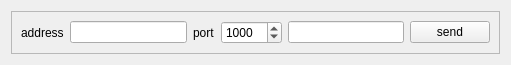
RinatB2017/mega_GIT, file Qt/my_old_programm/Ethernet/TCP_Client/src/tcp_client_mainbox/ui/tcp_client_mainbox.ui: the form before one commit.
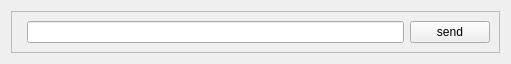
The form after the commit. Custom widgets are drawn as their Qt base class.

Patch:
```diff
--- a/Qt/my_old_programm/Ethernet/TCP_Client/src/tcp_client_mainbox/ui/tcp_client_mainbox.ui
+++ b/Qt/my_old_programm/Ethernet/TCP_Client/src/tcp_client_mainbox/ui/tcp_client_mainbox.ui
@@ -24,41 +24,7 @@
      </property>
      <layout class="QHBoxLayout" name="horizontalLayout">
       <item>
-       <widget class="QLabel" name="label">
-        <property name="text">
-         <string>address</string>
-        </property>
-       </widget>
-      </item>
-      <item>
-       <widget class="QLineEdit" name="le_address">
-        <property name="minimumSize">
-         <size>
-          <width>100</width>
-          <height>0</height>
-         </size>
-        </property>
-       </widget>
-      </item>
-      <item>
-       <widget class="QLabel" name="label_2">
-        <property name="text">
-         <string>port</string>
-        </property>
-       </widget>
-      </item>
-      <item>
-       <widget class="QSpinBox" name="sb_port">
-        <property name="minimum">
-         <number>1</number>
-        </property>
-        <property name="maximum">
-         <number>65535</number>
-        </property>
-        <property name="value">
-         <number>1000</number>
-        </property>
-       </widget>
+       <widget class="IPV4" name="ipv4_widget" native="true"/>
       </item>
       <item>
        <widget class="QLineEdit" name="le_data">
@@ -82,6 +48,14 @@
    </item>
   </layout>
  </widget>
+ <customwidgets>
+  <customwidget>
+   <class>IPV4</class>
+   <extends>QWidget</extends>
+   <header>ipv4.hpp</header>
+   <container>1</container>
+  </customwidget>
+ </customwidgets>
  <resources/>
  <connections/>
 </ui>
```
